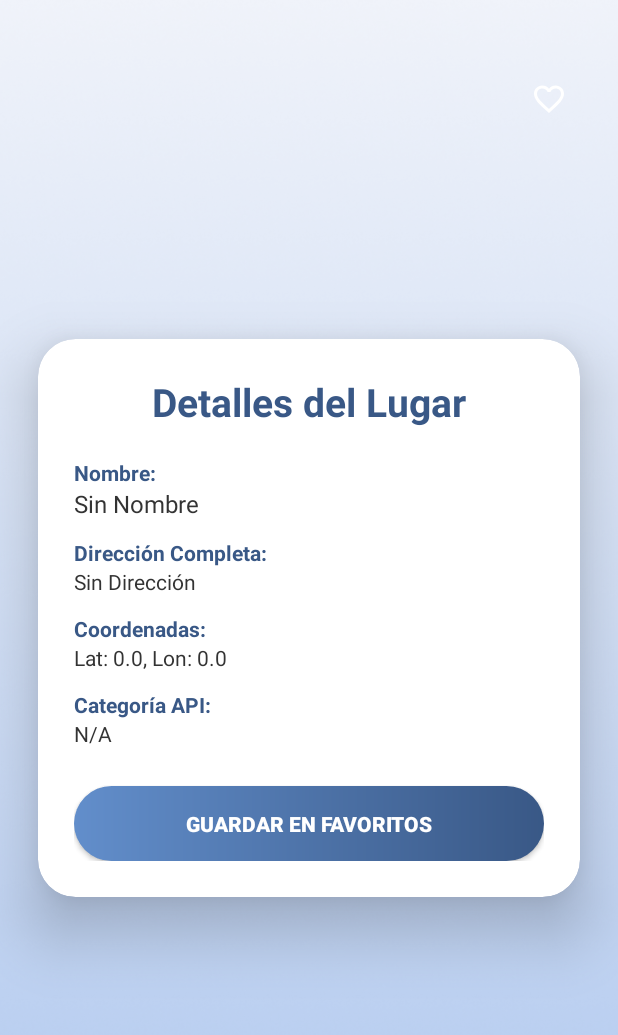
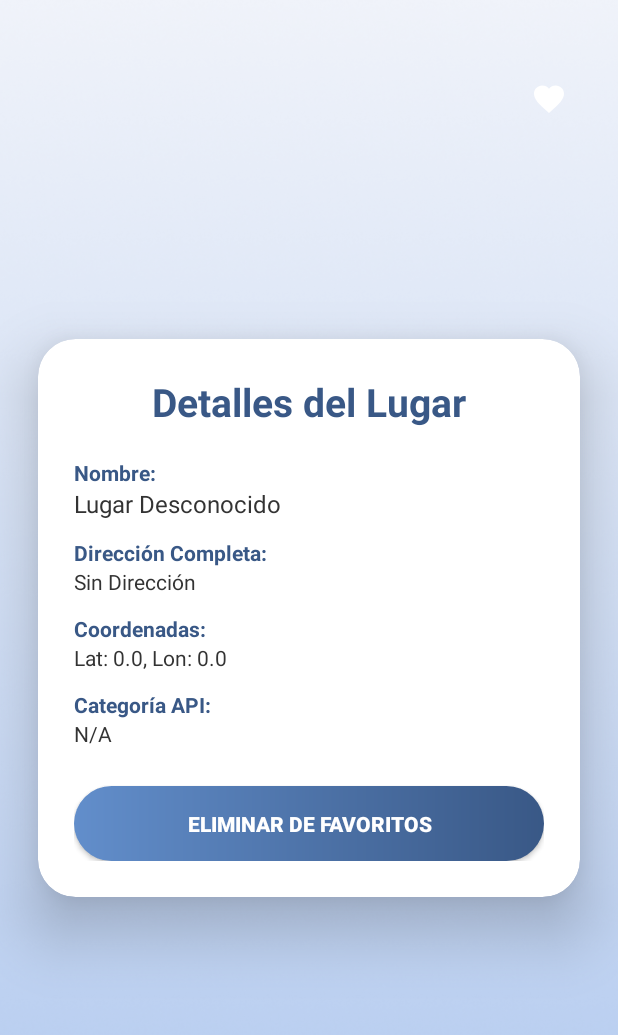
Before and after one commit to NetoLeon1606/App_Ubikua_Movil, an Android app: the DetalleActivity screen opened directly, with no data from a screen before it, after a tap on an icon or button, on a phone screen of 412 x 824 dp. Shown: the top 1035 px of the screen. Run offline under Robolectric (Android 15) with nearby library versions, the phone set to English and light mode, and no system bars.

Commit message:
Bases de datos, API y CRUD

```diff
--- a/app/src/main/java/com/example/ep2_/DataBaseHelper.kt
+++ b/app/src/main/java/com/example/ep2_/DataBaseHelper.kt
@@ -4,7 +4,6 @@ import android.content.ContentValues
 import android.content.Context
 import android.database.sqlite.SQLiteDatabase
 import android.database.sqlite.SQLiteOpenHelper
-
 
 class DatabaseHelper(context: Context) : SQLiteOpenHelper(
     context,
@@ -14,87 +13,160 @@ class DatabaseHelper(context: Context) : SQLiteOpenHelper(
 ) {
 
     companion object {
-        private const val DATABASE_NAME = "ubikua.db"
-        private const val DATABASE_VERSION = 1
+        private const val DATABASE_NAME = "ubikua.db" // Mantén el nombre que ya uses en tu proyecto
+        private const val DATABASE_VERSION = 2
+
+        // Tabla de Usuarios
         private const val TABLE_USUARIOS = "usuarios"
         private const val COL_ID = "id"
         private const val COL_NOMBRE = "nombre"
+        private const val COL_CORREO = "correo"
+        const val COL_PASSWORD = "password"
 
+        // Nueva tabla de Lugares Favoritos (API OpenStreetMap)
+        const val TABLE_FAVORITOS = "favoritos"
+        const val COL_FAVORITO = "id"
+        const val COL_PLACE_ID = "place_id"
+        const val COL_NOMBRE_LUGAR = "nombre_lugar"
+        const val COL_DIRECCION = "direccion"
+        const val COL_LATITUD = "latitud"
+        const val COL_LONGITUD = "longitud"
+        const val COL_CATEGORIA = "categoria"
 
-        private const val COL_CORREO = "correo"
-        private const val COL_PASSWORD = "password"
+        // Crear tabla de usuarios
+        private const val CREATE_TABLE_USUARIOS = """
+            CREATE TABLE $TABLE_USUARIOS(
+            $COL_ID INTEGER PRIMARY KEY AUTOINCREMENT,
+            $COL_NOMBRE TEXT NOT NULL,
+            $COL_CORREO TEXT NOT NULL UNIQUE,
+            $COL_PASSWORD TEXT NOT NULL
+            )
+        """
 
+        // Crear tabla de favoritos
+        private const val CREATE_TABLE_FAVORITOS = """
+            CREATE TABLE $TABLE_FAVORITOS(
+            $COL_FAVORITO INTEGER PRIMARY KEY AUTOINCREMENT,
+            $COL_PLACE_ID INTEGER UNIQUE NOT NULL,
+            $COL_NOMBRE_LUGAR TEXT NOT NULL,
+            $COL_DIRECCION TEXT,
+            $COL_LATITUD TEXT,
+            $COL_LONGITUD TEXT,
+            $COL_CATEGORIA TEXT
+            )
+        """
     }
 
     // Metodo para crear la base de datos
-    override fun onCreate(db: SQLiteDatabase) {
-        val crearTablaUsuarios = """
-            CREATE TABLE $TABLE_USUARIOS(
-                $COL_ID INTEGER PRIMARY KEY AUTOINCREMENT,
-                $COL_NOMBRE TEXT NOT NULL,
-                $COL_CORREO TEXT NOT NULL UNIQUE,
-                $COL_PASSWORD TEXT NOT NULL
-            )
-        """.trimIndent()
-        // validacion ? cumple : ejecutar codigo
-
-        // Crear tabla de SQL  Usamos db? en lugar de p0? para que coincida con el parámetro de la función
-        db.execSQL(crearTablaUsuarios)
+    override fun onCreate(db: SQLiteDatabase?) {
+        db?.execSQL(CREATE_TABLE_USUARIOS)
+        db?.execSQL(CREATE_TABLE_FAVORITOS)
     }
 
     // Metodo para actualizar la base de datos
-    override fun onUpgrade(db: SQLiteDatabase, oldVersion: Int, nextVersion: Int) {
-        db.execSQL("DROP TABLE IF EXISTS $TABLE_USUARIOS")
-        onCreate(db)
+    override fun onUpgrade(db: SQLiteDatabase?, oldVersion: Int, nextVersion: Int) {
+        // Si la version anterior es menor a 2, crea la nueva tabla de favoritos
+        if (oldVersion < 2) {
+            db?.execSQL(CREATE_TABLE_FAVORITOS)
+        }
     }
 
-    // Metodo para Insertar Registro
+    // Metodo para Insertar Registro de Usuario
     fun registrarUsuario(nombre: String, correo: String, password: String): Boolean {
-
-        // Crear variable para que la base de datos se pueda modificar
         val db = writableDatabase
 
-        // Crear variable para recibir los datos que escribe el usuario
         val datos = ContentValues().apply {
             put(COL_NOMBRE, nombre)
             put(COL_CORREO, correo)
             put(COL_PASSWORD, password)
         }
 
-        // Insertar datos en la tabla
         val resultado = db.insert(TABLE_USUARIOS, null, datos)
-
-        // Cerrar conexion con la BD
         db.close()
 
-        // 1L o -1L regresa esos datos + fue exitosa - no fue exitosa
-        // Comparar el valor del resultado de la insercion y regresarlo como Boolean
         return resultado != -1L
     }
 
     // Metodo para Consultar a un Usuario
-    fun iniciarSesion(correo: String, password: String) : Boolean{
-
+    fun iniciarSesion(correo: String, password: String): Boolean {
         val db = readableDatabase
 
         val query_sql = """
-            SELECT * FROM ${com.example.ep2_.DatabaseHelper.Companion.TABLE_USUARIOS}
-            WHERE ${com.example.ep2_.DatabaseHelper.Companion.COL_CORREO} = ? AND ${com.example.ep2_.DatabaseHelper.Companion.COL_PASSWORD} = ?
+            SELECT * FROM $TABLE_USUARIOS
+            WHERE $COL_CORREO = ? AND $COL_PASSWORD = ?
         """.trimIndent()
 
-        // Crea cursor para recorrer la informacion
         val cursor = db.rawQuery(
             query_sql, arrayOf(correo, password)
         )
 
-        // Crear variable de tipo Bool que permita saber si el cursor encontro un registro
         val usuarioEncontrardo = cursor.count > 0
 
         cursor.close()
+        db.close()
+
+        return usuarioEncontrardo
+    }
+
+    // 1. Metodo para registrar lugar proveniente del API en favoritos
+    fun guardarLugarFavorito(
+        placeId: Long,
+        nombreLugar: String,
+        direccion: String,
+        latitud: String,
+        longitud: String,
+        categoria: String
+    ): Boolean {
+        val db = writableDatabase
+
+        val datos = ContentValues().apply {
+            put(COL_PLACE_ID, placeId)
+            put(COL_NOMBRE_LUGAR, nombreLugar)
+            put(COL_DIRECCION, direccion)
+            put(COL_LATITUD, latitud)
+            put(COL_LONGITUD, longitud)
+            put(COL_CATEGORIA, categoria)
+        }
+
+        val resultado = db.insertWithOnConflict(
+            TABLE_FAVORITOS,
+            null,
+            datos,
+            SQLiteDatabase.CONFLICT_IGNORE
+        )
 
         db.close()
 
-        return usuarioEncontrardo
+        return resultado != -1L
+    }
 
+    // 2. Metodo para eliminar un lugar de favoritos
+    fun eliminarLugarFavorito(placeId: Long): Boolean {
+        val db = writableDatabase
+
+        val filas_afectadas = db.delete(
+            TABLE_FAVORITOS,
+            "$COL_PLACE_ID = ?",
+            arrayOf(placeId.toString())
+        )
+
+        db.close()
+
+        return filas_afectadas > 0
+    }
+
+    // 3. Metodo para verificar si un lugar ya existe en favoritos
+    fun existeLugarFavorito(placeId: Long): Boolean {
+        val db = readableDatabase
+        val cursor = db.rawQuery(
+            "SELECT $COL_FAVORITO FROM $TABLE_FAVORITOS WHERE $COL_PLACE_ID = ?",
+            arrayOf(placeId.toString())
+        )
+
+        val existe = cursor.moveToFirst()
+        cursor.close()
+        db.close()
+
+        return existe
     }
 }
--- a/app/src/main/java/com/example/ep2_/DetalleActivity.kt
+++ b/app/src/main/java/com/example/ep2_/DetalleActivity.kt
@@ -14,34 +14,91 @@ class DetalleActivity : AppCompatActivity() {
     private lateinit var tvDireccionDetalle: TextView
     private lateinit var tvCoordenadasDetalle: TextView
     private lateinit var tvCategoriaDetalle: TextView
+    private lateinit var btnGuardarBD: Button
+    private lateinit var btnFavorito: ImageButton
+
+    private lateinit var dbHelper: DatabaseHelper
+    private var lugarFavorito = false
 
     override fun onCreate(savedInstanceState: Bundle?) {
         super.onCreate(savedInstanceState)
         enableEdgeToEdge()
         setContentView(R.layout.activity_detalle)
 
+        dbHelper = DatabaseHelper(this)
+
         tvNombreDetalle = findViewById(R.id.tvNombreDetalle)
         tvDireccionDetalle = findViewById(R.id.tvDireccionDetalle)
         tvCoordenadasDetalle = findViewById(R.id.tvCoordenadasDetalle)
         tvCategoriaDetalle = findViewById(R.id.tvCategoriaDetalle)
+        btnGuardarBD = findViewById(R.id.btnGuardarBD)
+        btnFavorito = findViewById(R.id.btnFavorito)
 
-        // Obtener extras pasados en el Intent
-        val nombre = intent.getStringExtra("EXTRA_NOMBRE") ?: "Sin Nombre"
+        mostrarInformacionLugar()
+    }
+
+    // Metodo para obtener toda la informacion y gestionar favoritos
+    private fun mostrarInformacionLugar() {
+
+        val placeId = intent.getLongExtra("EXTRA_PLACE_ID", -1L)
+        val nombre = intent.getStringExtra("EXTRA_NOMBRE") ?: "Lugar Desconocido"
         val direccion = intent.getStringExtra("EXTRA_DIRECCION") ?: "Sin Dirección"
         val lat = intent.getStringExtra("EXTRA_LAT") ?: "0.0"
         val lon = intent.getStringExtra("EXTRA_LON") ?: "0.0"
         val categoria = intent.getStringExtra("EXTRA_CATEGORIA") ?: "N/A"
 
-        // Desplegar datos recibidos
+        // Asignar valores a la vista
         tvNombreDetalle.text = nombre
         tvDireccionDetalle.text = direccion
         tvCoordenadasDetalle.text = "Lat: $lat, Lon: $lon"
         tvCategoriaDetalle.text = categoria
 
-        val btnFavorito = findViewById<ImageButton>(R.id.btnFavorito)
+        // Validacion inicial para verificar si el lugar ya existe en favoritos
+        if (placeId != -1L) {
+            lugarFavorito = dbHelper.existeLugarFavorito(placeId)
+            actualizarInterfazFavorito()
+        }
 
-        btnFavorito.setOnClickListener {
-            Toast.makeText(this, "Añadido a favoritos", Toast.LENGTH_SHORT).show()
+        // Funcion reutilizable para guardar o eliminar al presionar cualquiera de los 2 botones
+        val alternarFavorito = {
+            if (lugarFavorito) {
+                val eliminado = dbHelper.eliminarLugarFavorito(placeId)
+
+                if (eliminado) {
+                    lugarFavorito = !lugarFavorito
+                    actualizarInterfazFavorito()
+                    Toast.makeText(this, "$nombre eliminado de favoritos", Toast.LENGTH_SHORT).show()
+                }
+            } else {
+                val guardado = dbHelper.guardarLugarFavorito(
+                    placeId = placeId,
+                    nombreLugar = nombre,
+                    direccion = direccion,
+                    latitud = lat,
+                    longitud = lon,
+                    categoria = categoria
+                )
+
+                if (guardado) {
+                    lugarFavorito = !lugarFavorito
+                    actualizarInterfazFavorito()
+                    Toast.makeText(this, "$nombre agregado a favoritos", Toast.LENGTH_SHORT).show()
+                }
+            }
+        }
+
+        btnFavorito.setOnClickListener { alternarFavorito() }
+        btnGuardarBD.setOnClickListener { alternarFavorito() }
+    }
+
+    // Actualiza el icono del corazon y el texto del boton segun el estado en la BD
+    private fun actualizarInterfazFavorito() {
+        if (lugarFavorito) {
+            btnFavorito.setImageResource(R.drawable.favorito)
+            btnGuardarBD.text = "ELIMINAR DE FAVORITOS"
+        } else {
+            btnFavorito.setImageResource(R.drawable.no_favorite)
+            btnGuardarBD.text = "GUARDAR EN FAVORITOS"
         }
     }
 }
--- a/app/src/main/java/com/example/ep2_/RutaActivity.kt
+++ b/app/src/main/java/com/example/ep2_/RutaActivity.kt
@@ -54,10 +54,11 @@ class RutaActivity : AppCompatActivity() {
             }
         }
 
-        // Al hacer clic, enviamos toda la información a DetalleActivity
+        // Al hacer clic, enviamos toda la información (incluido el ID único) a DetalleActivity
         btnVerMas.setOnClickListener {
             lugarActual?.let { lugar ->
                 val intent = Intent(this, DetalleActivity::class.java).apply {
+                    putExtra("EXTRA_PLACE_ID", lugar.place_id ?: -1L)
                     putExtra("EXTRA_NOMBRE", lugar.obtenerNombreCorto())
                     putExtra("EXTRA_DIRECCION", lugar.display_name ?: "Sin dirección")
                     putExtra("EXTRA_LAT", lugar.lat ?: "0.0")
--- /dev/null
+++ b/app/src/main/res/drawable/favorito.xml
@@ -0,0 +1,20 @@
+<!--
+  ~ Copyright (C) 2026 The Android Open Source Project
+  ~
+  ~ Licensed under the Apache License, Version 2.0 (the "License");
+  ~ you may not use this file except in compliance with the License.
+  ~ You may obtain a copy of the License at
+  ~
+  ~      http://www.apache.org/licenses/LICENSE-2.0
+  ~
+  ~ Unless required by applicable law or agreed to in writing, software
+  ~ distributed under the License is distributed on an "AS IS" BASIS,
+  ~ WITHOUT WARRANTIES OR CONDITIONS OF ANY KIND, either express or implied.
+  ~ See the License for the specific language governing permissions and
+  ~ limitations under the License.
+  -->
+<vector xmlns:android="http://schemas.android.com/apk/res/android" android:height="24dp" android:tint="#000000" android:viewportHeight="24" android:viewportWidth="24" android:width="24dp">
+
+    <path android:fillColor="@android:color/white" android:pathData="M12,21.35l-1.45,-1.32C5.4,15.36 2,12.28 2,8.5 2,5.42 4.42,3 7.5,3c1.74,0 3.41,0.81 4.5,2.09C13.09,3.81 14.76,3 16.5,3 19.58,3 22,5.42 22,8.5c0,3.78 -3.4,6.86 -8.55,11.54L12,21.35z"/>
+
+</vector>
```
